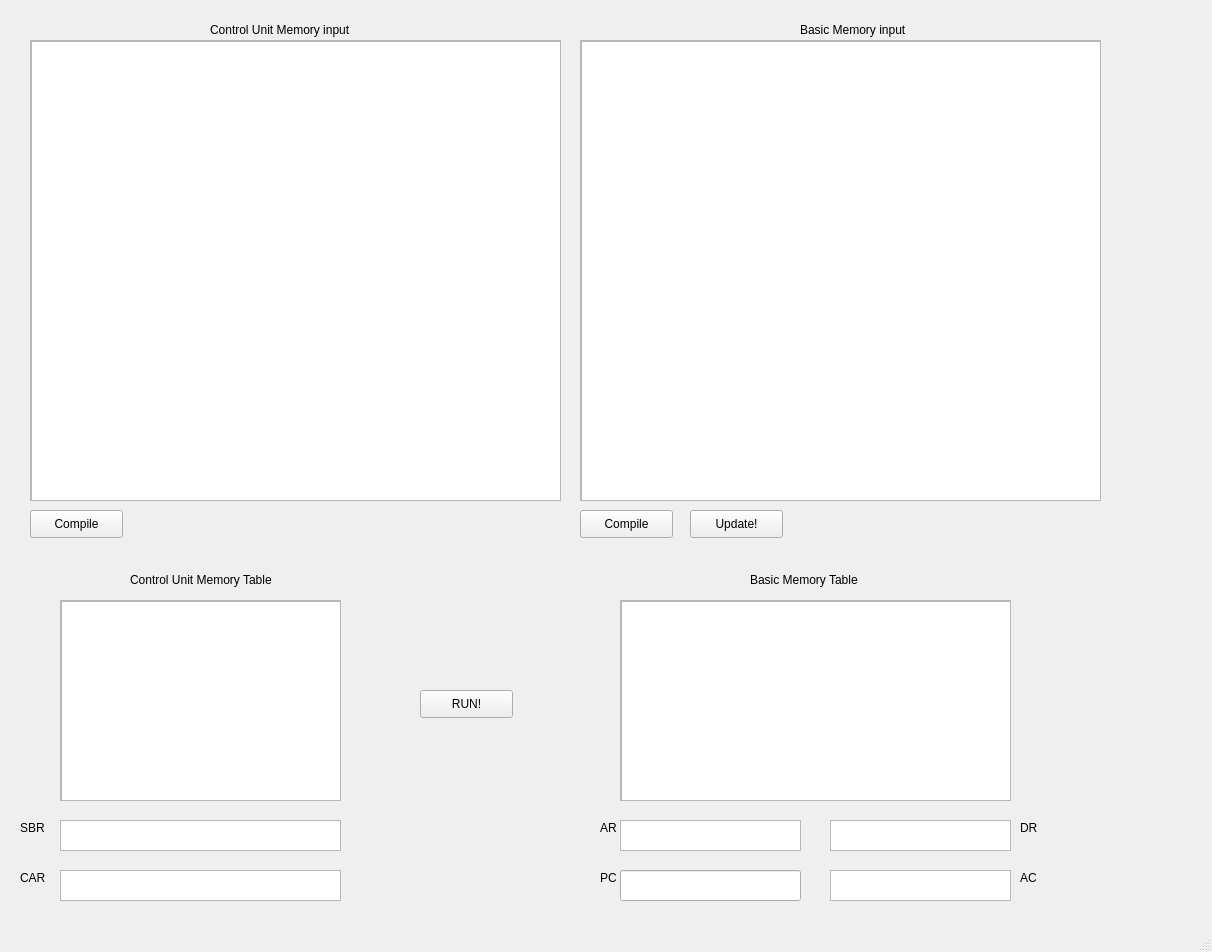
First picture: the form in GUI.ui, repository Alir3zaRaisi/Mano_Micro-Program_Computer, before the edit.
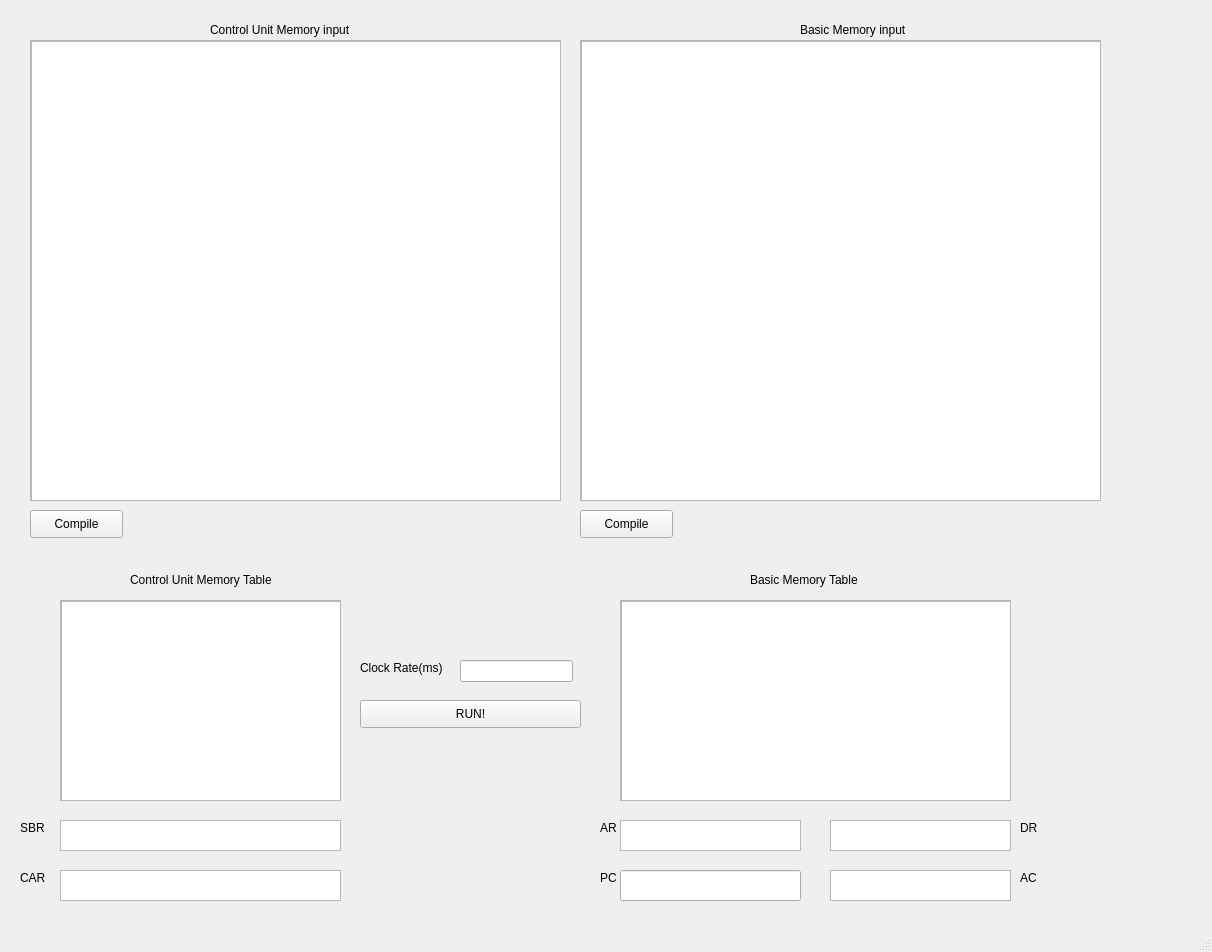
Second picture: the form after the edit.

Commit message: Added a Custom Emitter class and Made Table to start its columns from zero instead of one (like how memory registers are numbered) removed update and next buttons and made update to be called automatically after program is run and made pop up to appear in the center of the box and reformated the clock rate

```diff
--- a/GUI.ui
+++ b/GUI.ui
@@ -217,9 +217,9 @@
    <widget class="QPushButton" name="Run">
     <property name="geometry">
      <rect>
-      <x>420</x>
-      <y>690</y>
-      <width>93</width>
+      <x>360</x>
+      <y>700</y>
+      <width>221</width>
       <height>28</height>
      </rect>
     </property>
@@ -381,17 +381,27 @@
      </rect>
     </property>
    </widget>
-   <widget class="QPushButton" name="update_memory">
+   <widget class="QLabel" name="label_11">
     <property name="geometry">
      <rect>
-      <x>690</x>
-      <y>510</y>
-      <width>93</width>
-      <height>28</height>
+      <x>360</x>
+      <y>660</y>
+      <width>91</width>
+      <height>16</height>
      </rect>
     </property>
     <property name="text">
-     <string>Update!</string>
+     <string>Clock Rate(ms)</string>
+    </property>
+   </widget>
+   <widget class="QLineEdit" name="clock_rate">
+    <property name="geometry">
+     <rect>
+      <x>460</x>
+      <y>660</y>
+      <width>113</width>
+      <height>22</height>
+     </rect>
     </property>
    </widget>
   </widget>
```
The commit also changes 2 other files.
